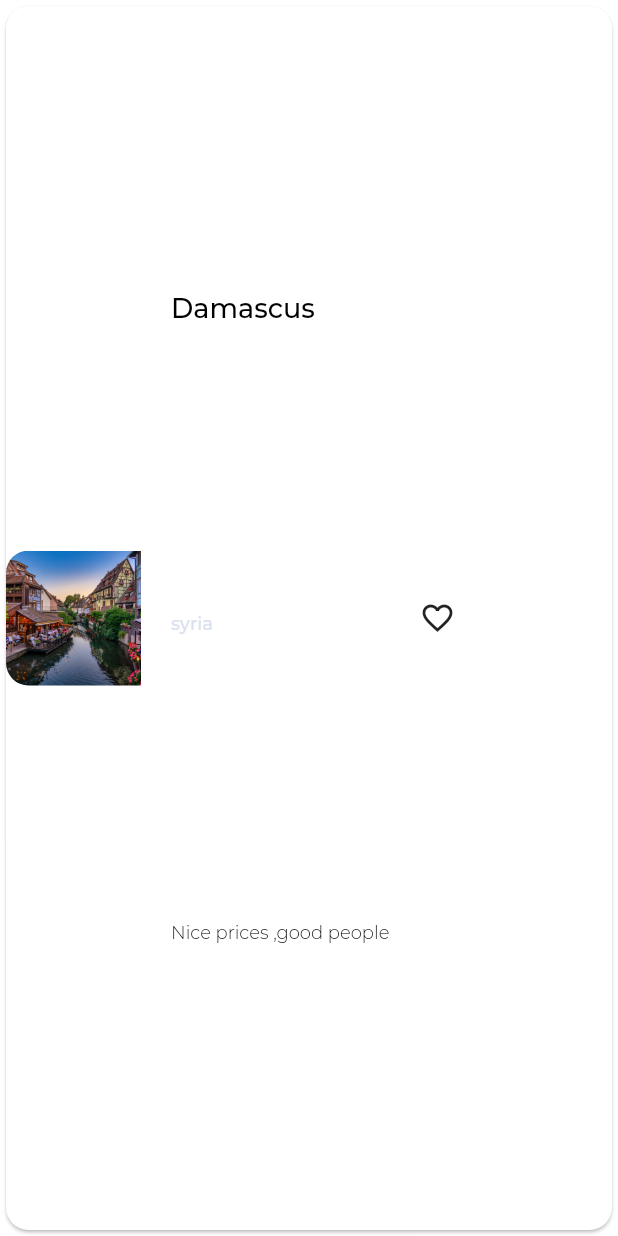
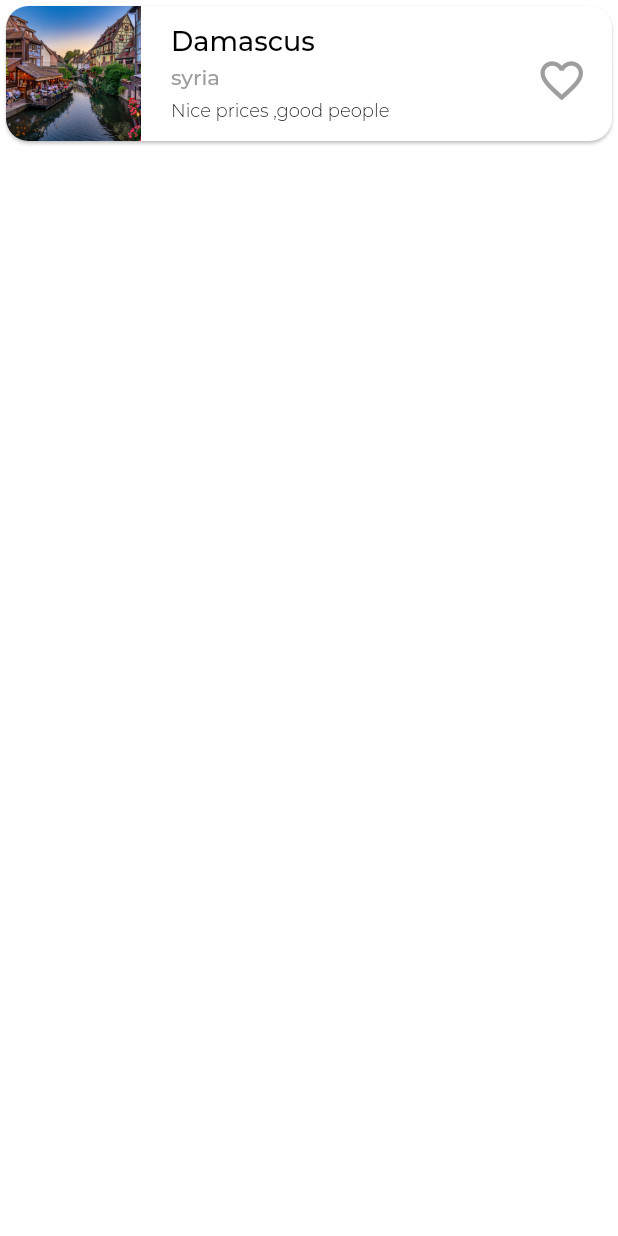
Before and after one commit to Nitro963/TripPal, a Flutter app: the BlogTile widget shown alone on an empty page, opened directly with sample values from the repository, on a phone screen of 412 x 824 dp. Run offline on Flutter 3.47's test engine with Material 2 defaults, Android fonts, the light colour scheme and no system bars; our stand-ins replace charts_flutter, flutter_slidable, flutter_svg, font_awesome_flutter, get, image_picker and 4 more; missing offline and left inert: footer, overflow_view, transformer_page_view; statements that could not run were skipped; project files that could hold a hidden picture were left out.

Commit message:
ADDING ANIMATION

```diff
--- a/lib/scr/screens/Home/Componenet/BlogListWidget.dart
+++ b/lib/scr/screens/Home/Componenet/BlogListWidget.dart
@@ -1,6 +1,9 @@
+import 'package:flutter/cupertino.dart';
 import 'package:flutter/material.dart';
 import 'package:travel_app/scr/models/DemoData.dart';
 import 'package:travel_app/scr/models/blog.dart';
+import 'package:travel_app/scr/shared/Animation/Heart.dart';
+import 'package:travel_app/scr/shared/Constants/constants.dart';
 
 class BlogList extends StatelessWidget {
   @override
@@ -36,7 +39,9 @@ class BlogTile extends StatelessWidget {
   BlogTile({this.blog});
   @override
   Widget build(BuildContext context) {
-    return Card(
+    SizeConfig.init();
+    return Stack(children: [
+      Card(
         shape: RoundedRectangleBorder(
           borderRadius: BorderRadius.circular(15.0),
         ),
@@ -49,26 +54,59 @@ class BlogTile extends StatelessWidget {
                 child: Image.asset(blog.image,
                     width: 90, height: 90, fit: BoxFit.cover)),
             SizedBox(width: 20),
-          Column(
-            mainAxisAlignment: MainAxisAlignment.spaceEvenly,
+            SizedBox(
+              height: 90,
+              child: Column(
+                // mainAxisAlignment: MainAxisAlignment.spaceEvenly,
                 crossAxisAlignment: CrossAxisAlignment.start,
                 children: [
+                  Spacer(
+                    flex: 2,
+                  ),
                   Text(
                     blog.city.split(" ")[0],
                     style: TextStyle(fontSize: 18, fontWeight: FontWeight.w500),
                   ),
-              Text(blog.city.split(" ")[1],
+                  SizedBox(
+                    height: 4,
+                  ),
+                  Text(
+                    blog.city.split(" ")[1],
                     style: TextStyle(
-                      fontSize: 12,
-                      color: Theme.of(context).primaryColorLight)),
-              Text(blog.info,
-                  style: TextStyle(fontSize: 12, fontWeight: FontWeight.w300))
+                        fontSize: 14,
+                        color: Colors.grey,
+                        fontWeight: FontWeight.w500),
+                  ),
+                  Spacer(),
+                  Text(
+                      blog.info.substring(
+                          0, blog.info.length > 32 ? 32 : blog.info.length),
+                      style:
+                          TextStyle(fontSize: 12, fontWeight: FontWeight.w300)),
+                  Spacer(
+                    flex: 2,
+                  ),
                 ],
               ),
-          SizedBox(width: 20),
-          Center(child: Icon(Icons.favorite_border_outlined))
+            ),
+            //SizedBox(width: 20),
+            // Center(child: Icon(Icons.favorite_border_outlined))
           ],
         ),
-    );
+      ),
+      Positioned(
+          right: SizeConfig.blockSizeHorizontal * 3.5,
+          top: SizeConfig.blockSizeVertical * 3.5,
+          child: Center(
+            child: Heart(
+              size: 34,
+              startingIcon: Icons.favorite_outline,
+              endingIcon: Icons.favorite,
+              tapCallBack: (bool t) {
+
+              },
+            ),
+          ))
+    ]);
   }
 }
--- a/lib/scr/screens/Hotels/Component/HotelCard.dart
+++ b/lib/scr/screens/Hotels/Component/HotelCard.dart
@@ -1,5 +1,6 @@
 import 'package:flutter/material.dart';
 import 'package:travel_app/scr/models/Hotel.dart';
+import 'package:travel_app/scr/shared/Animation/Heart.dart';
 import 'package:travel_app/scr/shared/Constants/constants.dart';
 import 'package:travel_app/scr/shared/Widgets/stars.dart';
 
@@ -102,7 +103,9 @@ class HotelCard extends StatelessWidget {
             right: SizeConfig.blockSizeHorizontal * 3,
             top: SizeConfig.blockSizeVertical * 2,
             child:
-                Icon(Icons.favorite_border_outlined, color: deactivatedColor)),
+               // Icon(Icons.favorite_border_outlined, color: deactivatedColor)
+               Heart(startingIcon:Icons.favorite_outline,endingIcon: Icons.favorite,tapCallBack:(bool t){if(t)print("${hotel.name} is liked ");else print("${hotel.name} is desliked ");} ,),
+                ),
         Positioned(
           right: SizeConfig.blockSizeHorizontal * 3,
           bottom: SizeConfig.blockSizeVertical * 4,
--- /dev/null
+++ b/lib/scr/shared/Animation/Heart.dart
@@ -0,0 +1,83 @@
+import 'package:flutter/material.dart';
+
+class Heart extends StatefulWidget {
+  final double size;
+  final Color startingColor;
+  final Function tapCallBack;
+  final Color endingColor;
+  final IconData startingIcon;
+  final IconData endingIcon;
+
+  Heart(
+      {this.size = 30,
+      this.startingColor = Colors.grey,
+      this.tapCallBack,
+      this.endingColor=Colors.red,
+      this.endingIcon,
+      this.startingIcon,
+      });
+  @override
+  _HeartState createState() => _HeartState();
+}
+
+class _HeartState extends State<Heart> with TickerProviderStateMixin {
+  AnimationController _controller;
+  Animation<Color> _colorAnimation;
+  Animation<double> _sizeAnimation;
+  Animation _curveAnimation;
+  bool _isFav = false;
+
+  @override
+  void initState() {
+    _controller =
+        AnimationController(duration: Duration(milliseconds: 900), vsync: this);
+    _curveAnimation =
+        CurvedAnimation(parent: _controller, curve: Curves.slowMiddle);
+    _colorAnimation =
+        ColorTween(begin: widget.startingColor, end:widget.endingColor)
+            .animate(_curveAnimation);
+    _sizeAnimation = TweenSequence(<TweenSequenceItem<double>>[
+      TweenSequenceItem<double>(
+          tween: Tween<double>(begin: widget.size, end: widget.size + 25),
+          weight: 50),
+      TweenSequenceItem<double>(
+          tween: Tween<double>(begin:  widget.size + 25, end: widget.size),
+          weight: 50),
+    ]).animate(_curveAnimation);
+    _controller.addListener(() {});
+    _controller.addStatusListener((status) {
+      if (status == AnimationStatus.completed)
+        setState(() {
+          _isFav = true;
+        });
+      else if (status == AnimationStatus.dismissed)
+        setState(() => _isFav = false);
+    });
+    super.initState();
+  }
+
+  @override
+  void dispose() {
+    _controller.dispose();
+    super.dispose();
+  }
+
+  @override
+  Widget build(BuildContext context) {
+    return AnimatedBuilder(
+      animation: _controller,
+      builder: (context, _) {
+        return IconButton(
+          icon: Icon(
+              _isFav ? widget.endingIcon : widget.startingIcon,
+            color: _colorAnimation.value,
+            size: _sizeAnimation.value,
+          ),
+          onPressed: () {
+            _isFav ? _controller.reverse() : _controller.forward();
+            widget.tapCallBack(!_isFav);
+          });
+      },
+    );
+  }
+}
```
Also changed, not shown: lib/scr/screens/Hotels/HotelResults.dart (+41 -5 lines), lib/scr/shared/Animation/StarAnimation.dart (added, +98 -0 lines), lib/scr/shared/Animation/TextWithAnmation.dart (added, +22 -0 lines), lib/scr/shared/Animation/animation.dart (deleted). Lines whose indentation alone changed are shown as unchanged.
